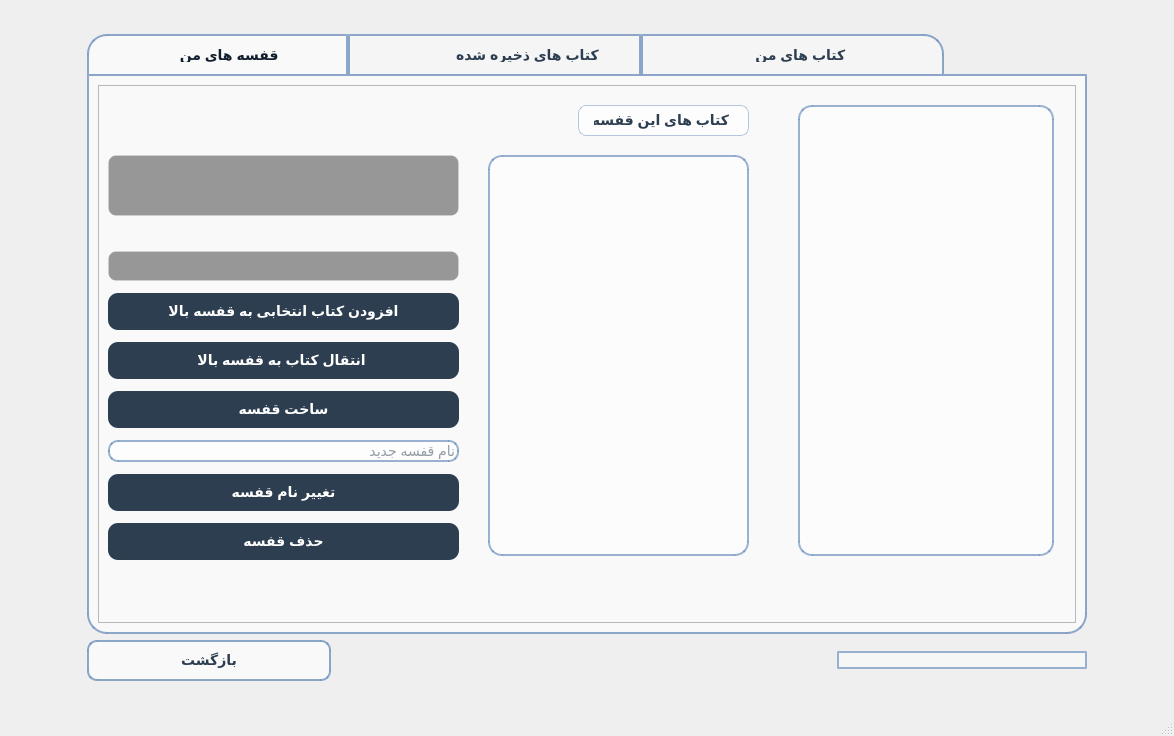
Above: client/librarywindow_c.ui from afkhamis1386-afk/bookCLUB_Project before the change. Below: the same form after it.
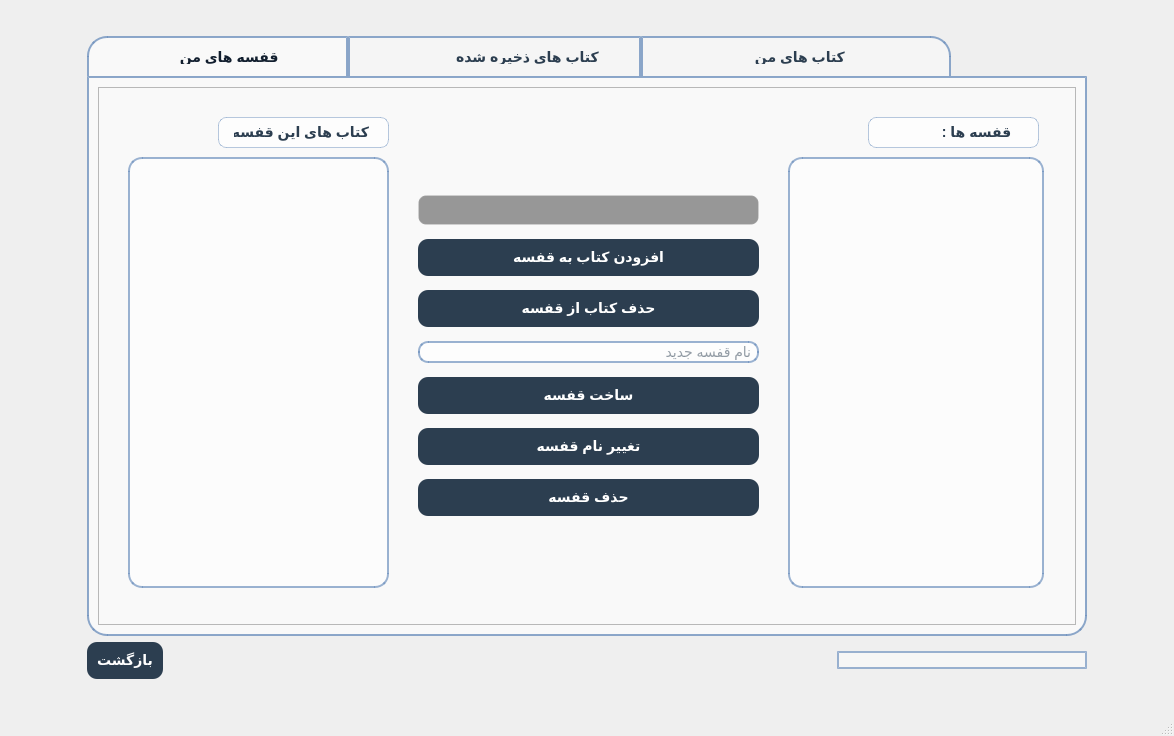
That is the form after the change. Icons and pictures are not drawn.

Commit message: Refactor LibraryWindow: Replace book movement with removal and display book names

```diff
--- a/client/librarywindow_c.ui
+++ b/client/librarywindow_c.ui
@@ -19,8 +19,8 @@
 }
 
 QTabWidget::pane {
-    border: 2px solid rgba(112, 146, 190, 0.8); 
-    background: rgba(255, 255, 255, 0.65); 
+    border: 2px solid rgba(112, 146, 190, 0.8);
+    background: rgba(255, 255, 255, 0.65);
     border-bottom-left-radius: 20px;
     border-bottom-right-radius: 20px;
     border-top-left-radius: 0px;
@@ -33,11 +33,11 @@
 }
 
 QTabBar::tab {
-    background: rgba(255, 255, 255, 0.35);  
+    background: rgba(255, 255, 255, 0.35);
     padding: 12px 20px;
     border: 2px solid rgba(112, 146, 190, 0.8);
     border-bottom: none;
-    color: #2c3e50; 
+    color: #2c3e50;
     font-size: 14px;
     font-weight: bold;
     font-family: &quot;Segoe UI&quot;, &quot;Tahoma&quot;, sans-serif;
@@ -67,7 +67,7 @@
 }
 
 QListWidget {
-    background: rgba(255, 255, 255, 0.45);  
+    background: rgba(255, 255, 255, 0.45);
     border: 2px solid rgba(112, 146, 190, 0.7);
     border-radius: 14px;
     color: #2c3e50;
@@ -91,18 +91,18 @@
 
 QListWidget QScrollBar:horizontal {
     border: none;
-    background: rgba(112, 146, 190, 0.2); 
+    background: rgba(112, 146, 190, 0.2);
     border-bottom-left-radius: 8px;
     border-bottom-right-radius: 8px;
 }
 
 QListWidget QScrollBar::handle:horizontal {
-    background: #a6c8e0; 
+    background: #a6c8e0;
     border-radius: 5px;
 }
 
 QListWidget QScrollBar::handle:horizontal:hover {
-    background: #7baad0; 
+    background: #7baad0;
 }
 
 QListWidget QScrollBar::add-line:horizontal,
@@ -111,25 +111,25 @@
     background: none;
 }
 
-QListWidget QScrollBar::add-page:horizontal, 
+QListWidget QScrollBar::add-page:horizontal,
 QListWidget QScrollBar::sub-page:horizontal {
     background: none;
 }
 
 QListWidget QScrollBar:vertical {
     border: none;
-    background: rgba(112, 146, 190, 0.2); 
+    background: rgba(112, 146, 190, 0.2);
     border-top-right-radius: 8px;
     border-bottom-right-radius: 8px;
 }
 
 QListWidget QScrollBar::handle:vertical {
-    background: #a6c8e0; 
+    background: #a6c8e0;
     border-radius: 5px;
 }
 
 QListWidget QScrollBar::handle:vertical:hover {
-    background: #7baad0; 
+    background: #7baad0;
 }
 
 QListWidget QScrollBar::add-line:vertical,
@@ -143,7 +143,7 @@
     background: none;
 }
 QPushButton {
-    background-color: #2c3e50; 
+    background-color: #2c3e50;
     color: #ffffff;
     border: none;
     border-radius: 10px;
@@ -154,7 +154,7 @@
 }
 
 QPushButton:hover {
-    background-color: #34495e; 
+    background-color: #34495e;
     color: #d4af37;
     font-weight: bold;
 }
@@ -164,14 +164,20 @@
 }
 
 QPushButton#backButton {
-    background-color: rgba(255, 255, 255, 0.6); 
-    color: #2c3e50;
-    border: 2px solid rgba(112, 146, 190, 0.8);
+   background-color: #2c3e50;
+    color: #ffffff;
+    border: none;
+    border-radius: 10px;
+    padding: 10px;
+    font-family: &quot;Segoe UI&quot;, &quot;Tahoma&quot;;
+    font-size: 14px;
+    font-weight: bold;
 }
 
 QPushButton#backButton:hover {
-    background-color: rgba(255, 255, 255, 0.8);
-    color: #000000;
+    background-color: #34495e;
+    color: #d4af37;
+    font-weight: bold;
 }
 
 QLineEdit {
@@ -185,26 +191,6 @@
 QLineEdit:focus {
     background: rgba(255, 255, 255, 0.85);
     border: 2px solid #7092be;
-}
-QComboBox#moveToShelfComboBox {
-    background: rgba(255, 255, 255, 0.45);
-    border: 2px solid rgba(112, 146, 190, 0.7);
-    border-radius: 14px;
-    color: #2c3e50;
-    font-family: &quot;Segoe UI&quot;, &quot;Tahoma&quot;, sans-serif;
-}
-
-QComboBox#moveToShelfComboBox::drop-down {
-    border: none;
-}
-
-QComboBox#moveToShelfComboBox QAbstractItemView {
-    background: rgba(255, 255, 255, 0.45);
-    border: 2px solid rgba(112, 146, 190, 0.7);
-    border-radius: 14px;
-    color: #2c3e50;
-    selection-background-color: rgba(112, 146, 190, 0.3);
-    selection-color: #111e2e;
 }</string>
   </property>
   <widget class="QWidget" name="centralwidget">
@@ -214,7 +200,7 @@
 }</string>
    </property>
    <layout class="QGridLayout" name="gridLayout">
-    <item row="0" column="2">
+    <item row="0" column="1">
      <spacer name="verticalSpacer">
       <property name="orientation">
        <enum>Qt::Vertical</enum>
@@ -227,7 +213,7 @@
       </property>
      </spacer>
     </item>
-    <item row="1" column="0">
+    <item row="1" column="0" rowspan="3">
      <spacer name="horizontalSpacer">
       <property name="orientation">
        <enum>Qt::Horizontal</enum>
@@ -240,7 +226,7 @@
       </property>
      </spacer>
     </item>
-    <item row="1" column="1" colspan="4">
+    <item row="1" column="1">
      <widget class="QTabWidget" name="mainTabWidget">
       <property name="sizePolicy">
        <sizepolicy hsizetype="Fixed" vsizetype="Fixed">
@@ -282,8 +268,8 @@
           <widget class="QLabel" name="shelfBooksLabel">
            <property name="geometry">
             <rect>
-             <x>480</x>
-             <y>20</y>
+             <x>120</x>
+             <y>30</y>
              <width>171</width>
              <height>31</height>
             </rect>
@@ -312,69 +298,54 @@
           <widget class="QListWidget" name="shelvesListWidget">
            <property name="geometry">
             <rect>
-             <x>700</x>
-             <y>20</y>
+             <x>690</x>
+             <y>70</y>
              <width>256</width>
-             <height>451</height>
+             <height>431</height>
             </rect>
            </property>
           </widget>
           <widget class="QListWidget" name="shelfBookListWidget">
            <property name="geometry">
             <rect>
-             <x>390</x>
+             <x>30</x>
              <y>70</y>
              <width>261</width>
-             <height>401</height>
+             <height>431</height>
             </rect>
            </property>
           </widget>
-          <widget class="QComboBox" name="moveToShelfComboBox">
+          <widget class="QLabel" name="label">
            <property name="geometry">
             <rect>
-             <x>10</x>
-             <y>70</y>
-             <width>351</width>
-             <height>61</height>
+             <x>770</x>
+             <y>30</y>
+             <width>171</width>
+             <height>31</height>
             </rect>
            </property>
-           <property name="minimumSize">
-            <size>
-             <width>0</width>
-             <height>60</height>
-            </size>
-           </property>
            <property name="styleSheet">
-            <string notr="true">QComboBox {
-    background-color: rgba(0, 0, 0, 100);
-    color: white;
-    border: 1px solid rgba(255, 255, 255, 30);
+            <string notr="true">QLabel {
+    color: #2c3e50;
+    background: rgba(255, 255, 255, 0.65);
+    border: 1px solid rgba(112, 146, 190, 0.5);
     border-radius: 8px;
-    padding: 5px 10px;
+    padding: 5px 15px;
     font-size: 14px;
-}
-QComboBox::drop-down {
-    border: none;
-}
-QComboBox::down-arrow {
-    image: url(:/icons/arrow_down.png); 
-    width: 15px;
-    height: 15px;
-}
-QComboBox QAbstractItemView {
-    background-color: rgba(0, 0, 0, 200);
-    color: white;
-    selection-background-color: rgba(45, 95, 139, 150);
+    font-weight: bold;
 }</string>
            </property>
+           <property name="text">
+            <string>  قفسه ها :</string>
+           </property>
           </widget>
-          <widget class="QWidget" name="layoutWidget_shelves">
+          <widget class="QWidget" name="layoutWidget">
            <property name="geometry">
             <rect>
-             <x>10</x>
-             <y>160</y>
-             <width>351</width>
-             <height>321</height>
+             <x>320</x>
+             <y>100</y>
+             <width>341</width>
+             <height>341</height>
             </rect>
            </property>
            <layout class="QVBoxLayout" name="verticalLayout">
@@ -403,28 +374,28 @@
             <item>
              <widget class="QPushButton" name="addBookToShelfButton">
               <property name="text">
-               <string>افزودن کتاب انتخابی به قفسه بالا</string>
+               <string>افزودن کتاب به قفسه</string>
               </property>
              </widget>
             </item>
             <item>
-             <widget class="QPushButton" name="moveBookButton">
+             <widget class="QPushButton" name="removeBookFromShelfButton">
               <property name="text">
-               <string>انتقال کتاب به قفسه بالا </string>
-              </property>
-             </widget>
-            </item>
-            <item>
-             <widget class="QPushButton" name="createShelfButton">
-              <property name="text">
-               <string>ساخت قفسه</string>
+               <string>حذف کتاب از قفسه</string>
               </property>
              </widget>
             </item>
             <item>
              <widget class="QLineEdit" name="newShelfNameLineEdit">
               <property name="placeholderText">
-               <string>نام قفسه جدید </string>
+               <string> نام قفسه جدید </string>
+              </property>
+             </widget>
+            </item>
+            <item>
+             <widget class="QPushButton" name="createShelfButton">
+              <property name="text">
+               <string>ساخت قفسه</string>
               </property>
              </widget>
             </item>
@@ -491,7 +462,7 @@
       </widget>
       <widget class="QWidget" name="tab">
        <attribute name="title">
-        <string>                               کتاب های من                           </string>
+        <string>                               کتاب های من                             </string>
        </attribute>
        <widget class="QListWidget" name="myBooksListWidget">
         <property name="geometry">
@@ -503,23 +474,36 @@
          </rect>
         </property>
        </widget>
-       <widget class="QPushButton" name="openBookButton">
+       <widget class="QWidget" name="layoutWidget">
         <property name="geometry">
          <rect>
-          <x>300</x>
+          <x>240</x>
           <y>320</y>
-          <width>391</width>
-          <height>61</height>
+          <width>531</width>
+          <height>87</height>
          </rect>
         </property>
+        <layout class="QVBoxLayout" name="verticalLayout_3">
+         <item>
+          <widget class="QPushButton" name="viewBookDetailButton">
+           <property name="text">
+            <string>مشاهده جزئیات کتاب</string>
+           </property>
+          </widget>
+         </item>
+         <item>
+          <widget class="QPushButton" name="openBookButton">
         <property name="text">
          <string>مشاهده / مطالعه </string>
         </property>
        </widget>
-      </widget>
-     </widget>
+         </item>
+        </layout>
+       </widget>
+      </widget>
+     </widget>
     </item>
-    <item row="1" column="5">
+    <item row="1" column="2" rowspan="3">
      <spacer name="horizontalSpacer_2">
       <property name="orientation">
        <enum>Qt::Horizontal</enum>
@@ -533,13 +517,28 @@
      </spacer>
     </item>
     <item row="2" column="1">
+     <layout class="QHBoxLayout" name="bottomControlsLayout">
+      <item>
      <widget class="QPushButton" name="backButton">
       <property name="text">
        <string>بازگشت</string>
       </property>
      </widget>
     </item>
-    <item row="2" column="4">
+      <item>
+       <spacer name="bottomCenterSpacer">
+        <property name="orientation">
+         <enum>Qt::Horizontal</enum>
+        </property>
+        <property name="sizeHint" stdset="0">
+         <size>
+          <width>40</width>
+          <height>20</height>
+         </size>
+        </property>
+       </spacer>
+      </item>
+      <item>
      <widget class="QLabel" name="statusLabel">
       <property name="sizePolicy">
        <sizepolicy hsizetype="Fixed" vsizetype="Fixed">
@@ -568,7 +567,9 @@
       </property>
      </widget>
     </item>
-    <item row="3" column="3">
+     </layout>
+    </item>
+    <item row="3" column="1">
      <spacer name="verticalSpacer_2">
       <property name="orientation">
        <enum>Qt::Vertical</enum>
```
Lines whose indentation alone changed are shown as unchanged. The commit also changes 2 other files.
